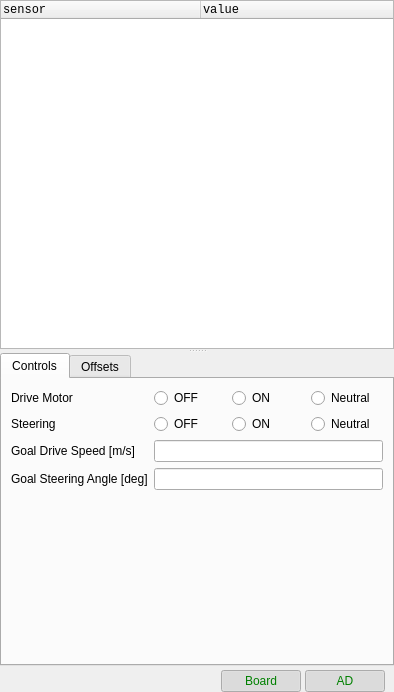
First picture: the form in rc110_core/rc110_rviz/src/rc110_panel.ui, repository zmp/robocar110_ros, before the edit.
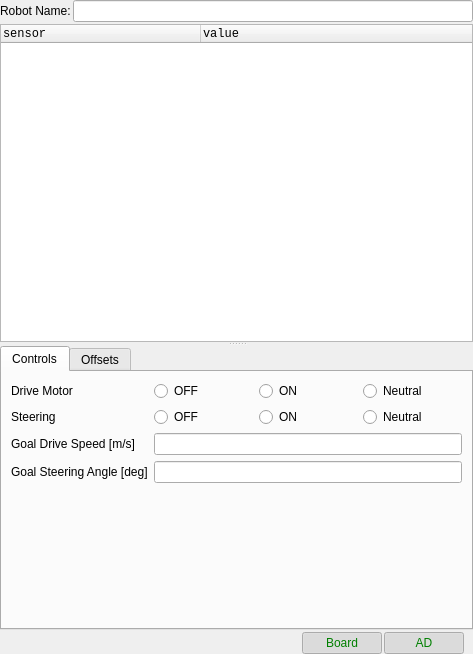
Second picture: the form after the edit. Icons and pictures are not drawn.

Commit message: RC110-63 multiple robots control

What changed in the file:
```diff
--- a/rc110_core/rc110_rviz/src/rc110_panel.ui
+++ b/rc110_core/rc110_rviz/src/rc110_panel.ui
@@ -6,8 +6,8 @@
    <rect>
     <x>0</x>
     <y>0</y>
-    <width>394</width>
-    <height>692</height>
+    <width>473</width>
+    <height>654</height>
    </rect>
   </property>
   <property name="windowTitle">
@@ -15,7 +15,7 @@
   </property>
   <layout class="QVBoxLayout" name="verticalLayout_2">
    <property name="spacing">
-    <number>4</number>
+    <number>2</number>
    </property>
    <property name="leftMargin">
     <number>0</number>
@@ -29,6 +29,20 @@
    <property name="bottomMargin">
     <number>0</number>
    </property>
+   <item>
+    <layout class="QHBoxLayout" name="namespaceLayout">
+     <item>
+      <widget class="QLabel" name="namespaceLabel">
+       <property name="text">
+        <string>Robot Name:</string>
+       </property>
+      </widget>
+     </item>
+     <item>
+      <widget class="QLineEdit" name="namespaceEdit"/>
+     </item>
+    </layout>
+   </item>
    <item>
     <widget class="QSplitter" name="splitter">
      <property name="orientation">
```
Left out of the diff: 4 changed lines with no effect on the pictures. The commit also changes 124 other files.
